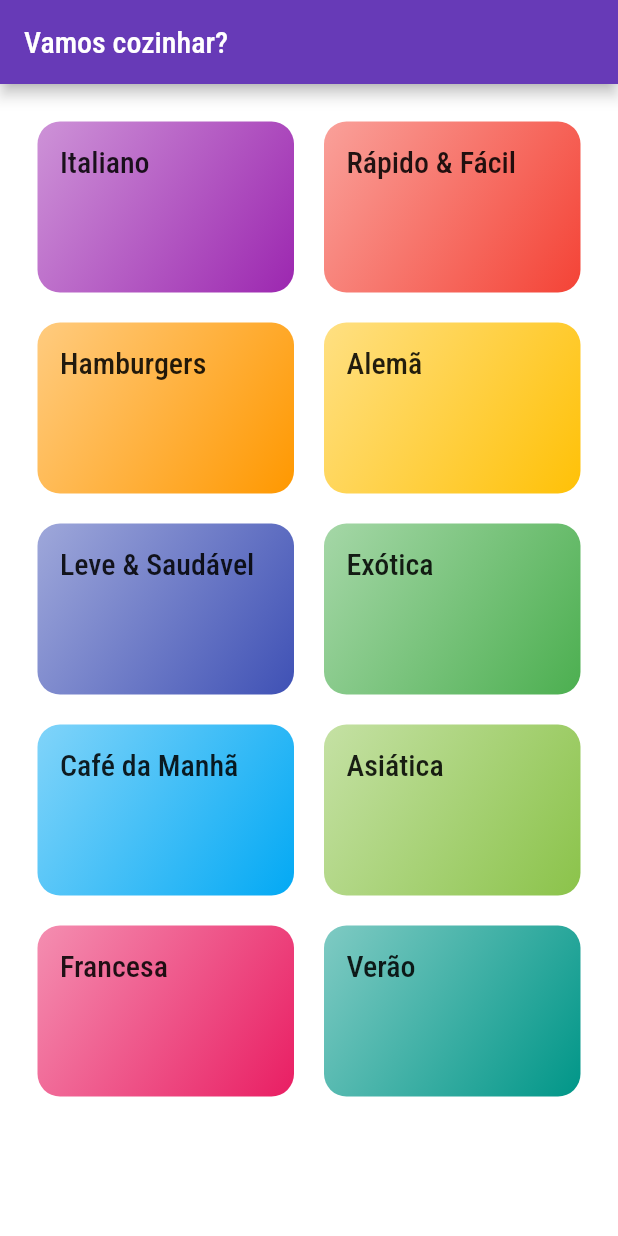
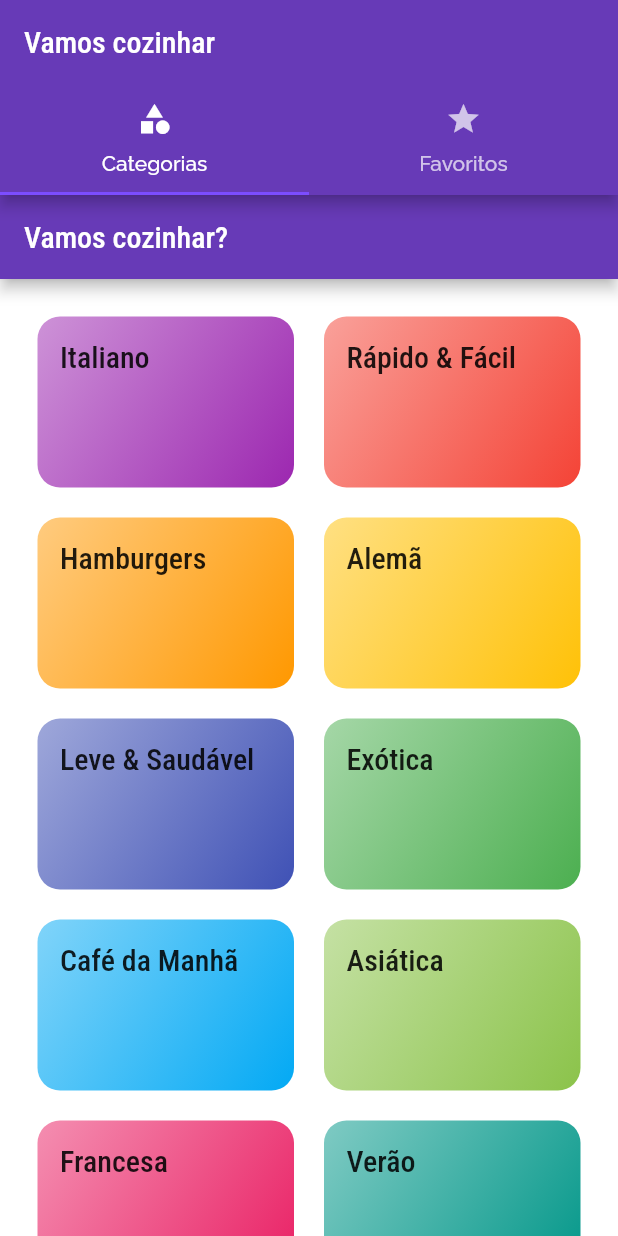
Before and after one commit to LucianaNDCazzo/Flutter, a Flutter app: the screen it shows after launch, on a phone screen of 412 x 824 dp. Run offline on Flutter 3.47's test engine with Material 2 defaults, Android fonts, the phone set to English and light mode, and no system bars.

Commit message:
feat: tabBar-AppBar

```diff
--- a/meals/lib/main.dart
+++ b/meals/lib/main.dart
@@ -4,6 +4,7 @@ import 'package:flutter/material.dart';
 import 'package:meals/screens/categories_meals_screen.dart';
 import 'package:meals/screens/categories_screen.dart';
 import 'package:meals/screens/meal_detail_screen.dart';
+import 'package:meals/screens/tabs_screen.dart';
 import 'package:meals/utils/app_routes.dart';
 
 void main() {
@@ -32,7 +33,7 @@ class MyApp extends StatelessWidget {
               ),
         ),
         routes: {
-          AppRoutes.homeRoute: (ctx) => const CategoriesScreen(),
+          AppRoutes.homeRoute: (ctx) => const TabsScreen(),
           AppRoutes.categoryMealsRoute: (ctx) => const CategoriesMealsScreen(),
           AppRoutes.mealDetailRoute: (ctx) => const MealDetailScreen(),
         },
--- /dev/null
+++ b/meals/lib/screens/favorite_screen.dart
@@ -0,0 +1,12 @@
+import 'package:flutter/material.dart';
+
+class FavoriteScreen extends StatelessWidget {
+  const FavoriteScreen({super.key});
+
+  @override
+  Widget build(BuildContext context) {
+    return const Center(
+      child: Text('Minhas refeições favoritas'),
+    );
+  }
+}
--- /dev/null
+++ b/meals/lib/screens/tabs_screen.dart
@@ -0,0 +1,37 @@
+import 'package:flutter/material.dart';
+import 'package:meals/screens/categories_screen.dart';
+import 'package:meals/screens/favorite_screen.dart';
+
+class TabsScreen extends StatelessWidget {
+  const TabsScreen({super.key});
+
+  @override
+  Widget build(BuildContext context) {
+    return DefaultTabController(
+      length: 2,
+      child: Scaffold(
+        appBar: AppBar(
+          title: const Text('Vamos cozinhar'),
+          bottom: const TabBar(
+            tabs: [
+              Tab(
+                icon: Icon(Icons.category),
+                text: 'Categorias',
+              ),
+              Tab(
+                icon: Icon(Icons.star),
+                text: 'Favoritos',
+              ),
+            ],
+          ),
+        ),
+        body: const TabBarView(
+          children: [
+            CategoriesScreen(),
+            FavoriteScreen(),
+          ],
+        ),
+      ),
+    );
+  }
+}
```
